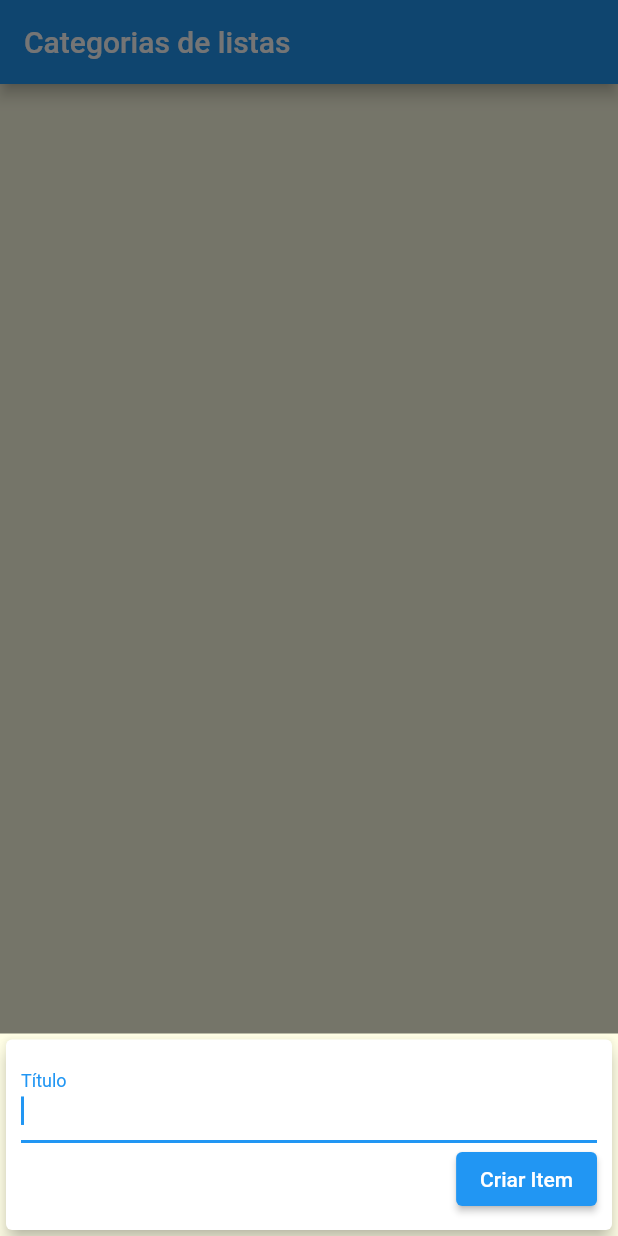
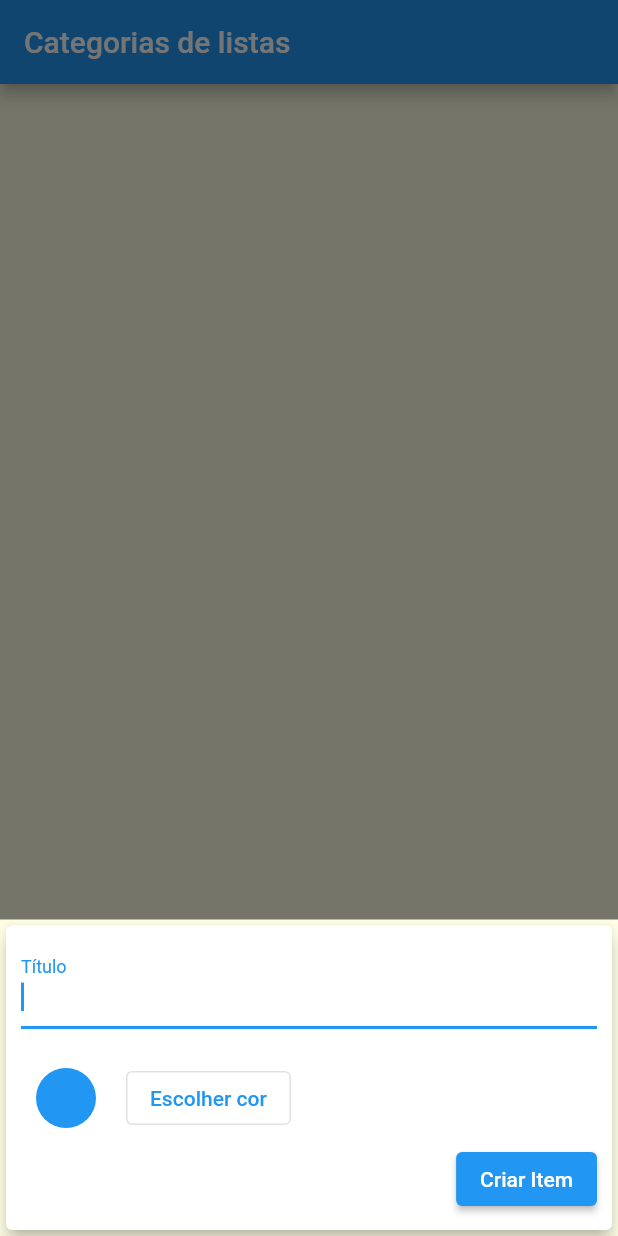
Before and after one commit to danieldsdias/lista10, a Flutter app: the screen it shows after launch, after a tap on the "add" icon, on a phone screen of 412 x 824 dp. Run offline on Flutter 3.47's test engine with Material 2 defaults, Android fonts, the phone set to English and light mode, and no system bars; our stand-ins replace floor, sqflite; missing offline and left inert: confirm_dialog, flutter_material_color_picker; accounts and stored records are empty; generated files the repository leaves out were written again.

Commit message:
Color Picker

```diff
--- a/lib/screens/categories_screen.dart
+++ b/lib/screens/categories_screen.dart
@@ -13,11 +13,13 @@ class CategoriesScreen extends StatefulWidget {
 }
 
 class _CategoriesScreenState extends State<CategoriesScreen> {
-  void _addNewCategory(String title) {
+  Color color = Colors.blue;
+
+  void _addNewCategory(String title, Color pickedColor) {
     final newCategory = ListCategory(
       title: title,
       type: CategoryType.personal.name,
-      color: Colors.orange.value,
+      color: pickedColor.value,
     );
 
     setState(() {
@@ -32,7 +34,7 @@ class _CategoriesScreenState extends State<CategoriesScreen> {
         return GestureDetector(
           onTap: () => {},
           behavior: HitTestBehavior.opaque,
-          child: NewItem(_addNewCategory),
+          child: NewItem(_addNewCategory, color),
         );
       },
     );
--- a/lib/widgets/new_item.dart
+++ b/lib/widgets/new_item.dart
@@ -1,20 +1,71 @@
-import 'dart:io';
-
+import 'package:flutter_material_color_picker/flutter_material_color_picker.dart';
 import 'package:flutter/material.dart';
-import 'adaptative_text_button.dart';
 
 class NewItem extends StatefulWidget {
   final Function addTx;
+  Color? color;
 
-  NewItem(this.addTx);
+  NewItem(this.addTx, [this.color]);
 
   @override
-  State<NewItem> createState() => _NewItemState();
+  State<NewItem> createState() => _NewItemState(color);
 }
 
 class _NewItemState extends State<NewItem> {
   final _titleController = TextEditingController();
   FocusNode focusNode = FocusNode();
+  ColorSwatch? _tempMainColor;
+  Color? _tempShadeColor;
+  ColorSwatch? _mainColor = Colors.blue;
+  Color? _shadeColor = Colors.blue[800];
+  bool useColor = false;
+
+  _NewItemState(Color? color) {
+    if (color != null) {
+      useColor = true;
+      _mainColor = color as ColorSwatch?;
+    }
+  }
+
+  void _openDialog(String title, Widget content) {
+    showDialog(
+      context: context,
+      builder: (_) {
+        return AlertDialog(
+          contentPadding: const EdgeInsets.all(6.0),
+          title: Text(title),
+          content: content,
+          actions: [
+            TextButton(
+              child: const Text('CANCELAR'),
+              onPressed: Navigator.of(context).pop,
+            ),
+            TextButton(
+              child: const Text('ESCOLHER'),
+              onPressed: () {
+                Navigator.of(context).pop();
+                setState(() => _mainColor = _tempMainColor);
+                setState(() => _shadeColor = _tempShadeColor);
+              },
+            ),
+          ],
+        );
+      },
+    );
+  }
+
+  void _openColorPicker() async {
+    _openDialog(
+      "Color picker",
+      MaterialColorPicker(
+        allowShades: false,
+        selectedColor: _shadeColor,
+        onColorChange: (color) => setState(() => _tempShadeColor = color),
+        onMainColorChange: (color) => setState(() => _tempMainColor = color),
+        onBack: () => print("Back button pressed"),
+      ),
+    );
+  }
 
   void _submitData() {
     final enteredTitle = _titleController.text;
@@ -23,7 +74,10 @@ class _NewItemState extends State<NewItem> {
       return;
     }
 
-    widget.addTx(enteredTitle);
+    if (useColor)
+      widget.addTx(enteredTitle, _mainColor);
+    else
+      widget.addTx(enteredTitle);
 
     Navigator.of(context).pop();
   }
@@ -60,16 +114,35 @@ class _NewItemState extends State<NewItem> {
               TextField(
                 focusNode: focusNode,
                 autofocus: true,
-                decoration: InputDecoration(labelText: 'Título'),
+                decoration: const InputDecoration(labelText: 'Título'),
                 controller: _titleController,
                 onSubmitted: (_) {
                   _submitData();
                 },
                 textInputAction: TextInputAction.send,
               ),
+              const SizedBox(height: 16.0),
+              useColor
+                  ? Container(
+                      height: 60,
+                      child: Row(
+                        children: <Widget>[
+                          Padding(
+                            padding: EdgeInsets.only(left: 10, right: 20),
+                            child: CircleAvatar(
+                                backgroundColor: _mainColor, radius: 20),
+                          ),
+                          OutlinedButton(
+                            onPressed: _openColorPicker,
+                            child: const Text('Escolher cor'),
+                          ),
+                        ],
+                      ),
+                    )
+                  : Container(),
               ElevatedButton(
                 onPressed: _submitData,
-                child: Text('Criar Item'),
+                child: const Text('Criar Item'),
               )
             ],
           ),
--- a/pubspec.yaml
+++ b/pubspec.yaml
@@ -41,6 +41,7 @@ dependencies:
   # The following adds the Cupertino Icons font to your application.
   # Use with the CupertinoIcons class for iOS style icons.
   cupertino_icons: ^1.0.2
+  flutter_material_color_picker: ^1.1.0+2
 
 dev_dependencies:
   flutter_test:
```
Also changed, not shown: pubspec.lock.
